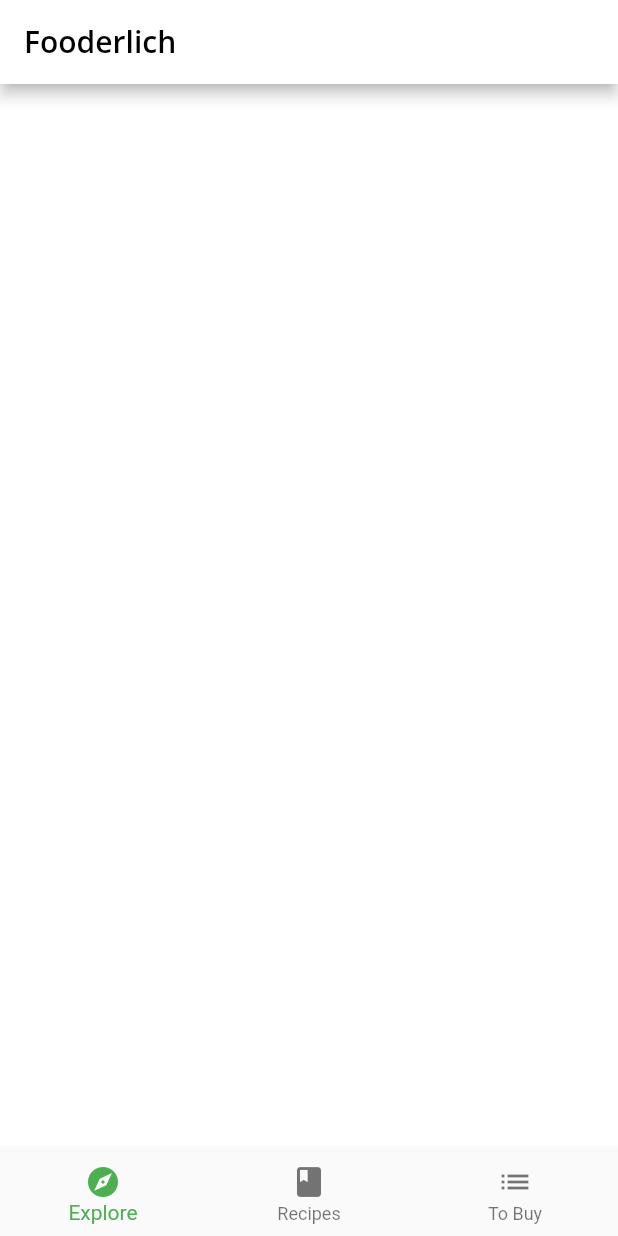
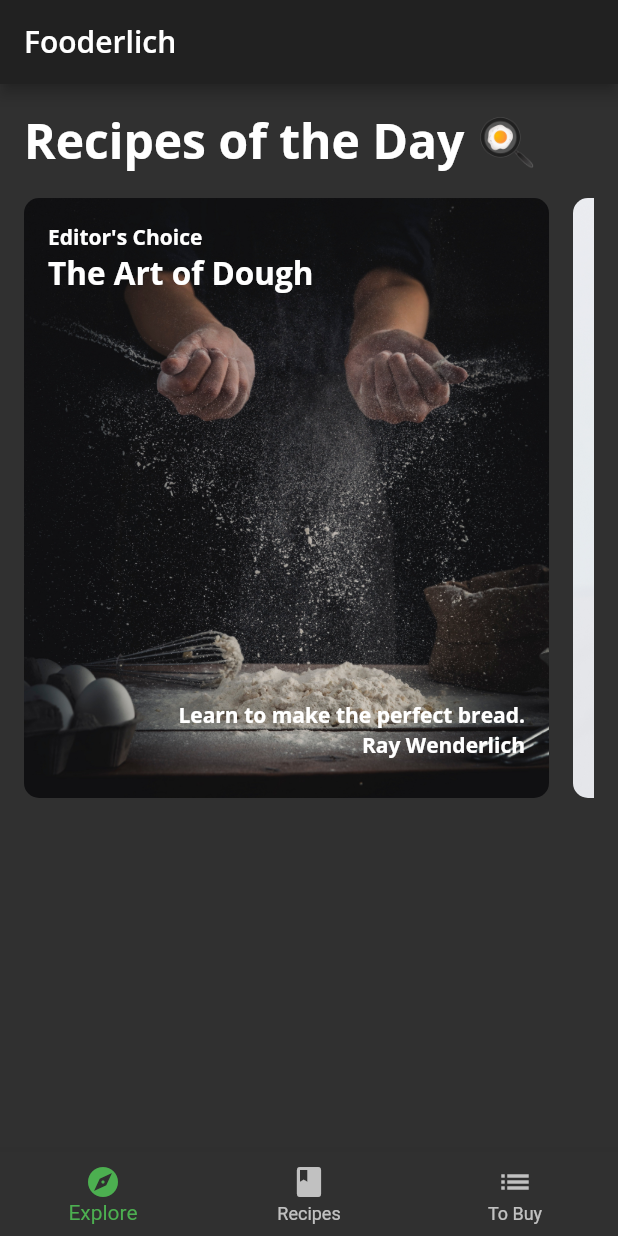
Before and after one commit to yisus82/flutter-apprentice, a Flutter app: the screen it shows after launch, on a phone screen of 412 x 824 dp. Run offline on Flutter 3.47's test engine with Material 2 defaults, Android fonts, the phone set to English and light mode, and no system bars; our stand-ins replace google_fonts; project files that could hold a hidden picture were left out.

Commit message:
Top section Explore screen

```diff
--- a/fooderlich/lib/components/components.dart
+++ b/fooderlich/lib/components/components.dart
@@ -3,3 +3,4 @@ export 'card1.dart';
 export 'card2.dart';
 export 'card3.dart';
 export 'circle_image.dart';
+export 'today_recipe_list_view.dart';
--- /dev/null
+++ b/fooderlich/lib/components/today_recipe_list_view.dart
@@ -0,0 +1,59 @@
+import 'package:flutter/material.dart';
+
+import '../models/models.dart';
+import 'components.dart';
+
+class TodayRecipeListView extends StatelessWidget {
+  final List<ExploreRecipe> recipes;
+
+  const TodayRecipeListView({
+    Key? key,
+    required this.recipes,
+  }) : super(key: key);
+
+  @override
+  Widget build(BuildContext context) {
+    return Padding(
+      padding: const EdgeInsets.only(
+        left: 16,
+        right: 16,
+        top: 16,
+      ),
+      child: Column(
+        crossAxisAlignment: CrossAxisAlignment.start,
+        children: [
+          Text('Recipes of the Day 🍳',
+              style: Theme.of(context).textTheme.headline1),
+          const SizedBox(height: 16),
+          Container(
+            height: 400,
+            color: Colors.transparent,
+            child: ListView.separated(
+              scrollDirection: Axis.horizontal,
+              itemCount: recipes.length,
+              itemBuilder: (context, index) {
+                final recipe = recipes[index];
+                return buildCard(recipe);
+              },
+              separatorBuilder: (context, index) {
+                return const SizedBox(width: 16);
+              },
+            ),
+          ),
+        ],
+      ),
+    );
+  }
+
+  Widget buildCard(ExploreRecipe recipe) {
+    if (recipe.cardType == RecipeCardType.card1) {
+      return Card1(recipe: recipe);
+    } else if (recipe.cardType == RecipeCardType.card2) {
+      return Card2(recipe: recipe);
+    } else if (recipe.cardType == RecipeCardType.card3) {
+      return Card3(recipe: recipe);
+    } else {
+      throw Exception('This card doesn\'t exist yet');
+    }
+  }
+}
--- a/fooderlich/lib/home.dart
+++ b/fooderlich/lib/home.dart
@@ -1,4 +1,6 @@
 import 'package:flutter/material.dart';
+
+import 'screens/explore_screen.dart';
 
 class Home extends StatefulWidget {
   const Home({Key? key}) : super(key: key);
@@ -11,8 +13,7 @@ class _HomeState extends State<Home> {
   int _selectedIndex = 0;
 
   static List<Widget> pages = <Widget>[
-    // TODO: Replace with ExploreScreen
-    Container(color: Colors.white),
+    ExploreScreen(),
     // TODO: Replace with RecipesScreen
     Container(color: Colors.green),
     Container(color: Colors.blue),
--- a/fooderlich/lib/main.dart
+++ b/fooderlich/lib/main.dart
@@ -11,7 +11,7 @@ class Fooderlich extends StatelessWidget {
   const Fooderlich({Key? key}) : super(key: key);
   @override
   Widget build(BuildContext context) {
-    final theme = FooderlichTheme.light();
+    final theme = FooderlichTheme.dark();
     return MaterialApp(
       theme: theme,
       title: 'Fooderlich',
--- /dev/null
+++ b/fooderlich/lib/screens/explore_screen.dart
@@ -0,0 +1,29 @@
+import 'package:flutter/material.dart';
+
+import '../api/mock_fooderlich_service.dart';
+import '../components/components.dart';
+import '../models/explore_data.dart';
+
+class ExploreScreen extends StatelessWidget {
+  final mockService = MockFooderlichService();
+
+  ExploreScreen({Key? key}) : super(key: key);
+
+  @override
+  Widget build(BuildContext context) {
+    return FutureBuilder(
+      future: mockService.getExploreData(),
+      builder: (context, AsyncSnapshot<ExploreData> snapshot) {
+        // TODO: Add Nested List Views
+        if (snapshot.connectionState == ConnectionState.done) {
+          final recipes = snapshot.data?.todayRecipes ?? [];
+          return TodayRecipeListView(recipes: recipes);
+        } else {
+          return const Center(
+            child: CircularProgressIndicator(),
+          );
+        }
+      },
+    );
+  }
+}
```
